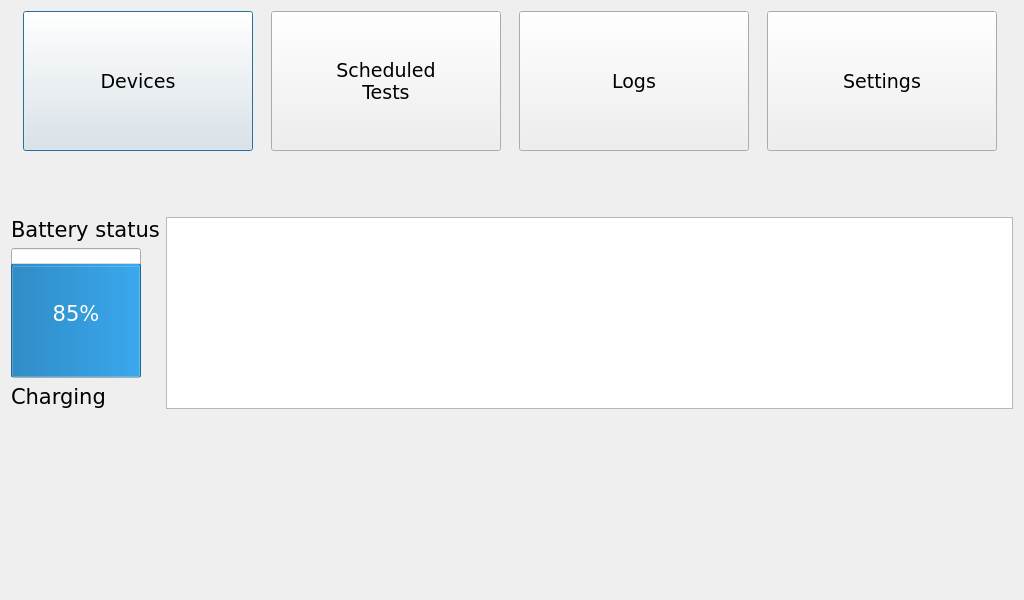
The window that sterownik_glowny/bc_client/cmainmenu.ui (bremenpl/bateria_cenralna) describes before a commit, drawn with Qt 5.
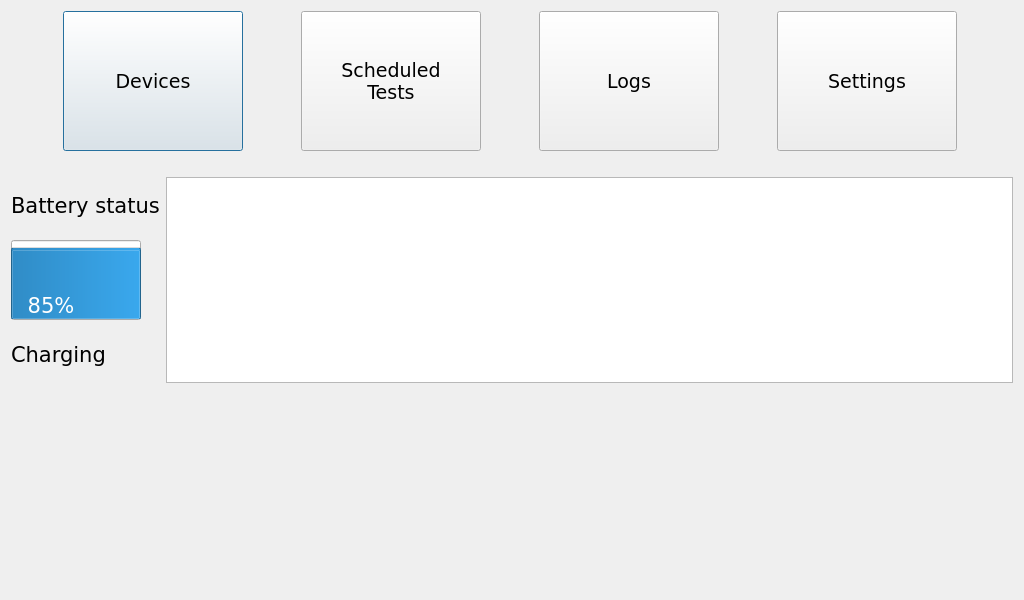
The same window after the commit. Icons and pictures are not drawn.

Patch:
```diff
--- a/sterownik_glowny/bc_client/cmainmenu.ui
+++ b/sterownik_glowny/bc_client/cmainmenu.ui
@@ -13,8 +13,8 @@
   <property name="windowTitle">
    <string>Dialog</string>
   </property>
-  <layout class="QGridLayout" name="gridLayout">
-   <item row="0" column="0">
+  <layout class="QVBoxLayout" name="verticalLayout_2">
+   <item>
     <layout class="QHBoxLayout" name="horizontalLayout">
      <item>
       <widget class="QPushButton" name="pbDevices">
@@ -26,13 +26,13 @@
        </property>
        <property name="minimumSize">
         <size>
-         <width>230</width>
+         <width>180</width>
          <height>140</height>
         </size>
        </property>
        <property name="maximumSize">
         <size>
-         <width>230</width>
+         <width>180</width>
          <height>140</height>
         </size>
        </property>
@@ -52,8 +52,8 @@
        </property>
        <property name="iconSize">
         <size>
-         <width>128</width>
-         <height>128</height>
+         <width>70</width>
+         <height>70</height>
         </size>
        </property>
        <property name="checkable">
@@ -71,13 +71,13 @@
        </property>
        <property name="minimumSize">
         <size>
-         <width>230</width>
+         <width>180</width>
          <height>140</height>
         </size>
        </property>
        <property name="maximumSize">
         <size>
-         <width>230</width>
+         <width>180</width>
          <height>140</height>
         </size>
        </property>
@@ -98,8 +98,8 @@
        </property>
        <property name="iconSize">
         <size>
-         <width>128</width>
-         <height>128</height>
+         <width>70</width>
+         <height>70</height>
         </size>
        </property>
        <property name="checkable">
@@ -117,13 +117,13 @@
        </property>
        <property name="minimumSize">
         <size>
-         <width>230</width>
+         <width>180</width>
          <height>140</height>
         </size>
        </property>
        <property name="maximumSize">
         <size>
-         <width>230</width>
+         <width>180</width>
          <height>140</height>
         </size>
        </property>
@@ -143,8 +143,8 @@
        </property>
        <property name="iconSize">
         <size>
-         <width>128</width>
-         <height>128</height>
+         <width>70</width>
+         <height>70</height>
         </size>
        </property>
        <property name="checkable">
@@ -162,13 +162,13 @@
        </property>
        <property name="minimumSize">
         <size>
-         <width>230</width>
+         <width>180</width>
          <height>140</height>
         </size>
        </property>
        <property name="maximumSize">
         <size>
-         <width>230</width>
+         <width>180</width>
          <height>140</height>
         </size>
        </property>
@@ -188,8 +188,8 @@
        </property>
        <property name="iconSize">
         <size>
-         <width>128</width>
-         <height>128</height>
+         <width>70</width>
+         <height>70</height>
         </size>
        </property>
        <property name="checkable">
@@ -199,7 +199,7 @@
      </item>
     </layout>
    </item>
-   <item row="1" column="0">
+   <item>
     <spacer name="verticalSpacer">
      <property name="orientation">
       <enum>Qt::Vertical</enum>
@@ -210,12 +210,12 @@
      <property name="sizeHint" stdset="0">
       <size>
        <width>20</width>
-       <height>60</height>
+       <height>20</height>
       </size>
      </property>
     </spacer>
    </item>
-   <item row="2" column="0">
+   <item>
     <layout class="QHBoxLayout" name="horizontalLayout_2">
      <item>
       <layout class="QVBoxLayout" name="verticalLayout">
@@ -224,7 +224,7 @@
          <property name="minimumSize">
           <size>
            <width>0</width>
-           <height>25</height>
+           <height>20</height>
           </size>
          </property>
          <property name="font">
@@ -249,7 +249,13 @@
          <property name="minimumSize">
           <size>
            <width>130</width>
-           <height>130</height>
+           <height>80</height>
+          </size>
+         </property>
+         <property name="maximumSize">
+          <size>
+           <width>16777215</width>
+           <height>80</height>
           </size>
          </property>
          <property name="font">
@@ -318,7 +324,7 @@
      </item>
     </layout>
    </item>
-   <item row="3" column="0">
+   <item>
     <spacer name="verticalSpacer_2">
      <property name="orientation">
       <enum>Qt::Vertical</enum>
```
